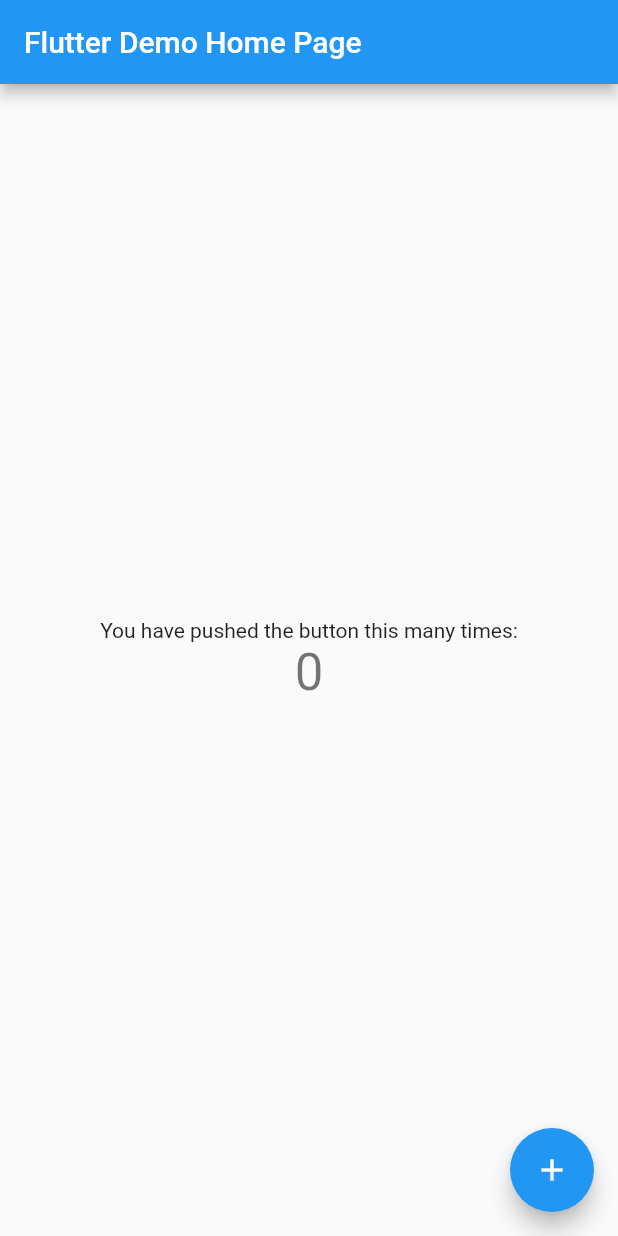
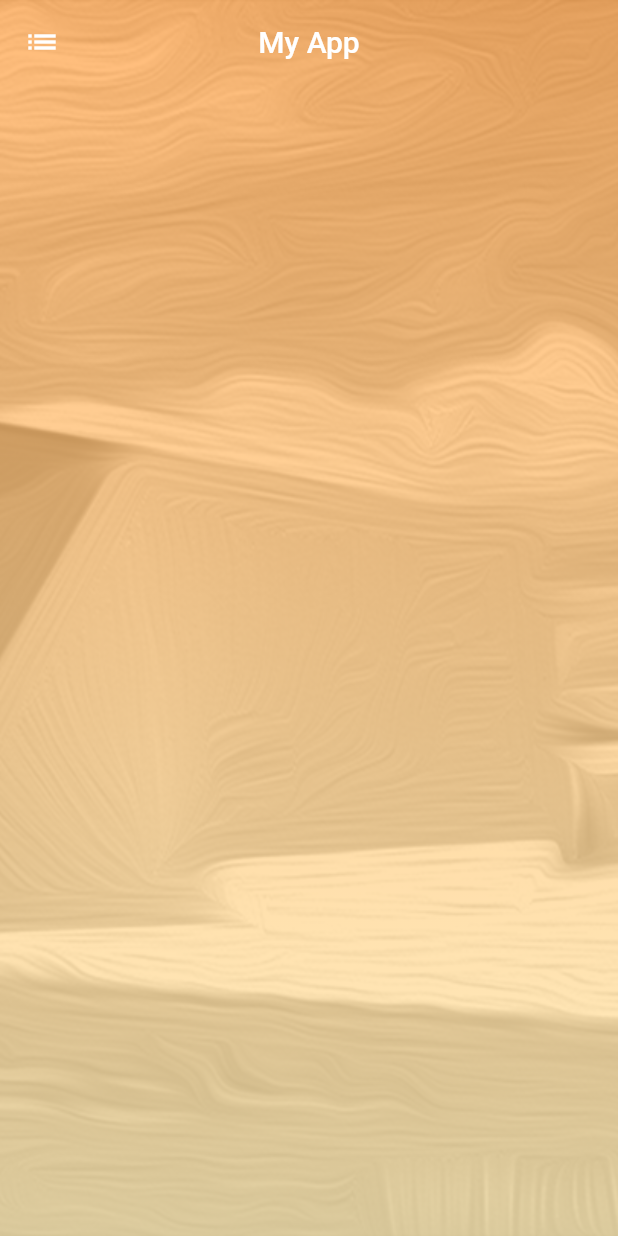
Before and after one commit to JoseHumbertoJr/app-museu, a Flutter app: the screen it shows after launch, on a phone screen of 412 x 824 dp. Run offline on Flutter 3.47's test engine with Material 2 defaults, Android fonts, the phone set to English and light mode, and no system bars.

Commit message:
cofiguração das rotas e do main.dart do projeto

```diff
--- a/app_museu/lib/main.dart
+++ b/app_museu/lib/main.dart
@@ -1,111 +1,21 @@
 import 'package:flutter/material.dart';
+import 'pages/create_account.dart';
 
 void main() => runApp(MyApp());
 
-class MyApp extends StatelessWidget {
-  // This widget is the root of your application.
+final routes = <String, WidgetBuilder> {
+   CreeatAccount.tag: (context) => CreeatAccount(),
+  };
+
+class MyApp extends StatelessWidget{
+
   @override
-  Widget build(BuildContext context) {
-    return MaterialApp(
-      title: 'Flutter Demo',
-      theme: ThemeData(
-        // This is the theme of your application.
-        //
-        // Try running your application with "flutter run". You'll see the
-        // application has a blue toolbar. Then, without quitting the app, try
-        // changing the primarySwatch below to Colors.green and then invoke
-        // "hot reload" (press "r" in the console where you ran "flutter run",
-        // or simply save your changes to "hot reload" in a Flutter IDE).
-        // Notice that the counter didn't reset back to zero; the application
-        // is not restarted.
-        primarySwatch: Colors.blue,
-      ),
-      home: MyHomePage(title: 'Flutter Demo Home Page'),
-    );
+    Widget build(BuildContext context) {
+
+      return MaterialApp(
+        debugShowCheckedModeBanner: false,
+        home: CreeatAccount(),
+        routes: routes,
+      );
   }
 }
-
-class MyHomePage extends StatefulWidget {
-  MyHomePage({Key key, this.title}) : super(key: key);
-
-  // This widget is the home page of your application. It is stateful, meaning
-  // that it has a State object (defined below) that contains fields that affect
-  // how it looks.
-
-  // This class is the configuration for the state. It holds the values (in this
-  // case the title) provided by the parent (in this case the App widget) and
-  // used by the build method of the State. Fields in a Widget subclass are
-  // always marked "final".
-
-  final String title;
-
-  @override
-  _MyHomePageState createState() => _MyHomePageState();
-}
-
-class _MyHomePageState extends State<MyHomePage> {
-  int _counter = 0;
-
-  void _incrementCounter() {
-    setState(() {
-      // This call to setState tells the Flutter framework that something has
-      // changed in this State, which causes it to rerun the build method below
-      // so that the display can reflect the updated values. If we changed
-      // _counter without calling setState(), then the build method would not be
-      // called again, and so nothing would appear to happen.
-      _counter++;
-    });
-  }
-
-  @override
-  Widget build(BuildContext context) {
-    // This method is rerun every time setState is called, for instance as done
-    // by the _incrementCounter method above.
-    //
-    // The Flutter framework has been optimized to make rerunning build methods
-    // fast, so that you can just rebuild anything that needs updating rather
-    // than having to individually change instances of widgets.
-    return Scaffold(
-      appBar: AppBar(
-        // Here we take the value from the MyHomePage object that was created by
-        // the App.build method, and use it to set our appbar title.
-        title: Text(widget.title),
-      ),
-      body: Center(
-        // Center is a layout widget. It takes a single child and positions it
-        // in the middle of the parent.
-        child: Column(
-          // Column is also a layout widget. It takes a list of children and
-          // arranges them vertically. By default, it sizes itself to fit its
-          // children horizontally, and tries to be as tall as its parent.
-          //
-          // Invoke "debug painting" (press "p" in the console, choose the
-          // "Toggle Debug Paint" action from the Flutter Inspector in Android
-          // Studio, or the "Toggle Debug Paint" command in Visual Studio Code)
-          // to see the wireframe for each widget.
-          //
-          // Column has various properties to control how it sizes itself and
-          // how it positions its children. Here we use mainAxisAlignment to
-          // center the children vertically; the main axis here is the vertical
-          // axis because Columns are vertical (the cross axis would be
-          // horizontal).
-          mainAxisAlignment: MainAxisAlignment.center,
-          children: <Widget>[
-            Text(
-              'You have pushed the button this many times:',
-            ),
-            Text(
-              '$_counter',
-              style: Theme.of(context).textTheme.display1,
-            ),
-          ],
-        ),
-      ),
-      floatingActionButton: FloatingActionButton(
-        onPressed: _incrementCounter,
-        tooltip: 'Increment',
-        child: Icon(Icons.add),
-      ), // This trailing comma makes auto-formatting nicer for build methods.
-    );
-  }
-}
--- a/app_museu/lib/pages/create_account.dart
+++ b/app_museu/lib/pages/create_account.dart
@@ -0,0 +1,47 @@
+import 'package:flutter/material.dart';
+
+
+class CreeatAccount extends StatelessWidget {
+
+  static String tag = 'create-account-page';
+
+  @override
+  Widget build(BuildContext context) {
+    return MaterialApp(
+      title: 'Welcome to Flutter',
+      debugShowCheckedModeBanner: false,
+      home: Container(
+        decoration: BoxDecoration(
+            color: const Color(0xffFFA751),
+            gradient: LinearGradient(
+              begin: Alignment.topCenter,
+              end: Alignment.bottomCenter,
+              colors: [Color.fromRGBO(255, 167, 81, 1), Color.fromRGBO(255, 233, 174, 1)]
+
+            ),
+            image: DecorationImage(
+                image: AssetImage('assets/img/tela3.png'),
+                colorFilter: new ColorFilter.mode(Colors.black.withOpacity(0.23), BlendMode.dstATop),
+                fit: BoxFit.cover)
+
+                ),
+        child: Scaffold(
+
+          backgroundColor: Colors.transparent,
+          appBar: AppBar(
+            elevation: 0,
+            backgroundColor: Colors.transparent,
+            title: Text('My App'),
+            centerTitle: true,
+            leading: IconButton(
+                icon: Icon(
+                  Icons.list,
+                  color: Colors.white,
+                ),
+                onPressed: () {}),
+          ),
+        ),
+      ),
+    );
+  }
+}
```
Also changed, not shown: 2 other files.
